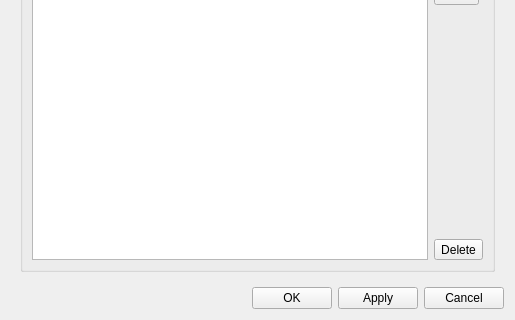
samstyle/Xpeccy, file ui/setupwin.ui: the form before one commit; both pictures show x 0 to 515 and y 146 to 466 of the 515 by 466 pixel window.
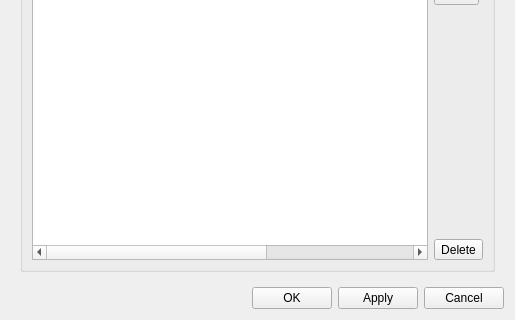
The form after the commit. The open tabs and pages were chosen to show the change. Icons and pictures are not drawn.

The edit to the form file:
```diff
--- a/ui/setupwin.ui
+++ b/ui/setupwin.ui
@@ -1351,7 +1351,7 @@
            </property>
            <layout class="QHBoxLayout" name="horizontalLayout_8">
             <item>
-             <widget class="QTableView" name="tapelist">
+             <widget class="QTableWidget" name="tapelist">
               <property name="editTriggers">
                <set>QAbstractItemView::NoEditTriggers</set>
               </property>
@@ -1364,6 +1364,12 @@
               <property name="gridStyle">
                <enum>Qt::DotLine</enum>
               </property>
+              <property name="rowCount">
+               <number>0</number>
+              </property>
+              <property name="columnCount">
+               <number>5</number>
+              </property>
               <attribute name="horizontalHeaderVisible">
                <bool>false</bool>
               </attribute>
@@ -1377,11 +1383,13 @@
                <bool>false</bool>
               </attribute>
               <attribute name="verticalHeaderDefaultSectionSize">
-               <number>18</number>
+               <number>17</number>
               </attribute>
-              <attribute name="verticalHeaderHighlightSections">
-               <bool>false</bool>
-              </attribute>
+              <column/>
+              <column/>
+              <column/>
+              <column/>
+              <column/>
              </widget>
             </item>
             <item>
```
Left out of the diff: 2 changed lines with no effect on the pictures.
